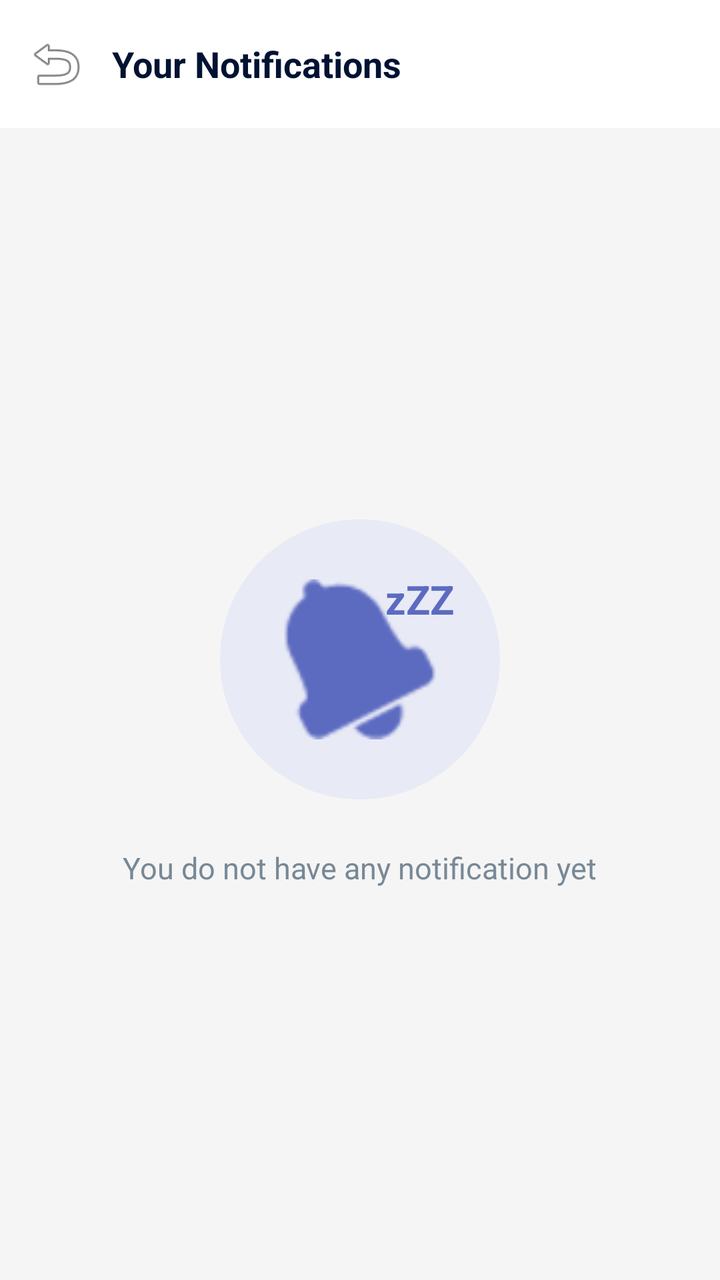
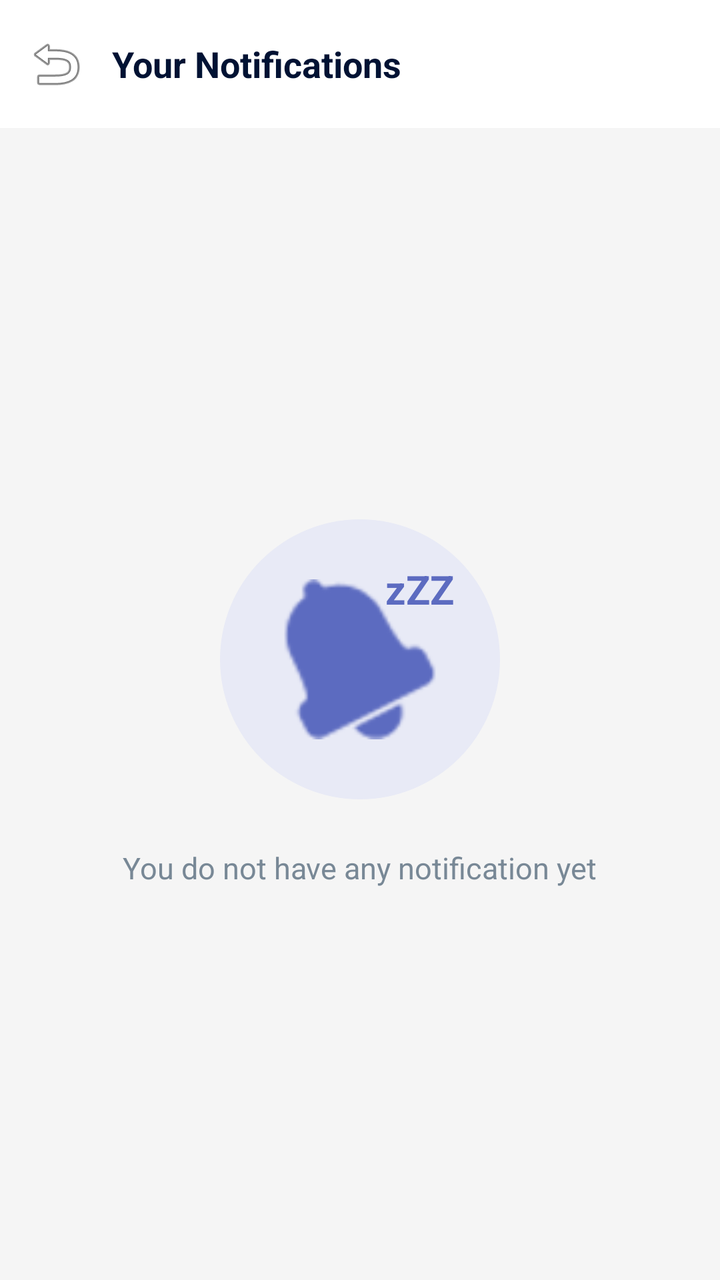

Compare the two renders of this Android layout. The source of the first and the diff that turns it into the second are given below.
<!-- AndroidManifest.xml: application theme Theme.Realestateapp -->
<!-- res/layout/activity_notifications.xml -->
<?xml version="1.0" encoding="utf-8"?>
<LinearLayout xmlns:android="http://schemas.android.com/apk/res/android"
    xmlns:app="http://schemas.android.com/apk/res-auto"
    android:layout_width="match_parent"
    android:layout_height="match_parent"
    android:background="#F5F5F5"
    android:orientation="vertical">

    <androidx.appcompat.widget.Toolbar
        android:id="@+id/toolbar"
        android:layout_width="match_parent"
        android:layout_height="?attr/actionBarSize"
        android:background="@color/white"
        app:contentInsetStartWithNavigation="0dp"
        app:navigationIcon="@android:drawable/ic_menu_revert">
        <TextView
            android:layout_width="wrap_content"
            android:layout_height="wrap_content"
            android:text="Your Notifications"
            android:textColor="#001233"
            android:textSize="18sp"
            android:textStyle="bold" />
    </androidx.appcompat.widget.Toolbar>

    <LinearLayout
        android:layout_width="match_parent"
        android:layout_height="match_parent"
        android:gravity="center"
        android:orientation="vertical"
        android:padding="20dp">

        <FrameLayout
            android:layout_width="140dp"
            android:layout_height="140dp"
            android:background="@drawable/circle_placeholder"
            android:backgroundTint="#E8EAF6">
            <ImageView
                android:layout_width="80dp"
                android:layout_height="80dp"
                android:layout_gravity="center"
                android:src="@android:drawable/ic_popup_reminder"
                app:tint="#5C6BC0" />
            <TextView
                android:layout_width="wrap_content"
                android:layout_height="wrap_content"
                android:layout_gravity="center"
                android:layout_marginStart="30dp"
                android:layout_marginBottom="30dp"
                android:text="zZZ"
                android:textColor="#5C6BC0"
                android:textSize="20sp"
                android:textStyle="bold" />
        </FrameLayout>

        <TextView
            android:layout_width="wrap_content"
            android:layout_height="wrap_content"
            android:layout_marginTop="24dp"
            android:text="You do not have any notification yet"
            android:textColor="#788896"
            android:textSize="15sp" />

    </LinearLayout>

</LinearLayout>
<!-- resources referenced by this layout -->
<resources>
  <color name="white">#FFFFFFFF</color>
  <!-- drawable circle_placeholder (drawable) -->
  <?xml version="1.0" encoding="utf-8"?>
  <shape xmlns:android="http://schemas.android.com/apk/res/android"
      android:shape="oval">
      <solid android:color="#AD8BFF" />
  </shape>
  <style name="Theme.Realestateapp" parent="Base.Theme.Realestateapp" />
  <style name="Base.Theme.Realestateapp" parent="Theme.Material3.DayNight.NoActionBar">
          
          <item name="colorPrimary">@color/primary</item>
      </style>
  <color name="primary">#7F3DFF</color>
</resources>

<!-- the commit's change to res/layout/activity_notifications.xml (unified diff, before → after) -->
@@ -11,8 +11,10 @@
         android:layout_width="match_parent"
         android:layout_height="?attr/actionBarSize"
         android:background="@color/white"
+        app:contentInsetStart="0dp"
         app:contentInsetStartWithNavigation="0dp"
-        app:navigationIcon="@android:drawable/ic_menu_revert">
+        app:navigationIcon="@android:drawable/ic_menu_revert"
+        app:title="">
         <TextView
             android:layout_width="wrap_content"
             android:layout_height="wrap_content"
@@ -45,7 +47,7 @@
                 android:layout_height="wrap_content"
                 android:layout_gravity="center"
                 android:layout_marginStart="30dp"
-                android:layout_marginBottom="30dp"
+                android:layout_marginBottom="35dp"
                 android:text="zZZ"
                 android:textColor="#5C6BC0"
                 android:textSize="20sp"
